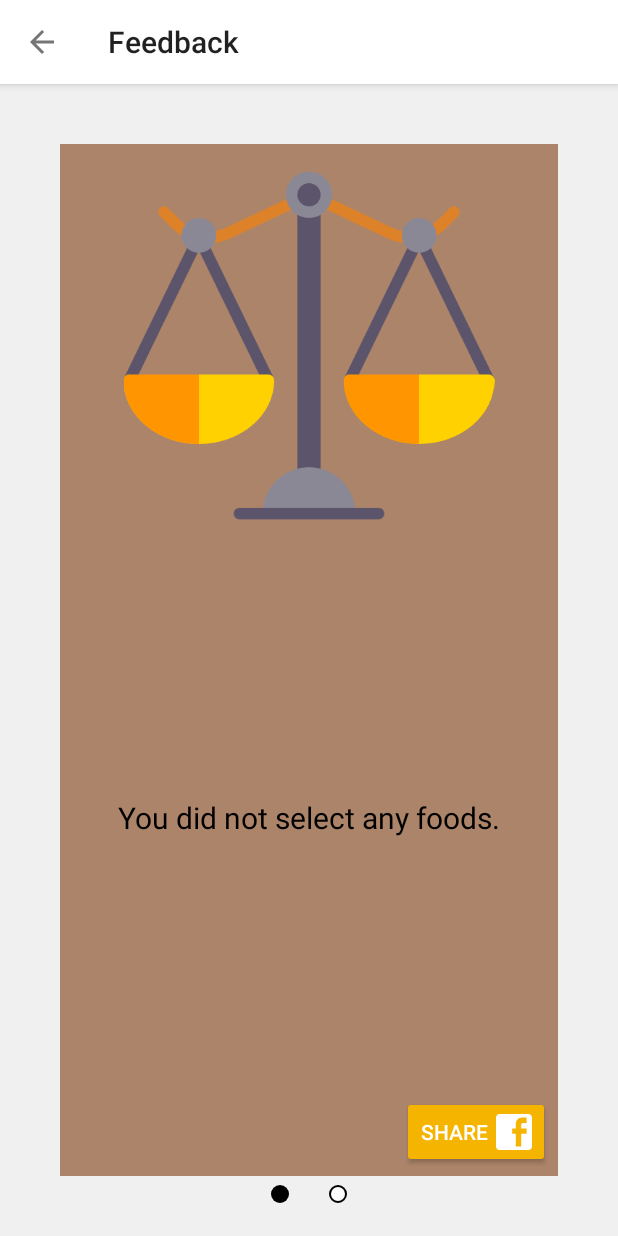
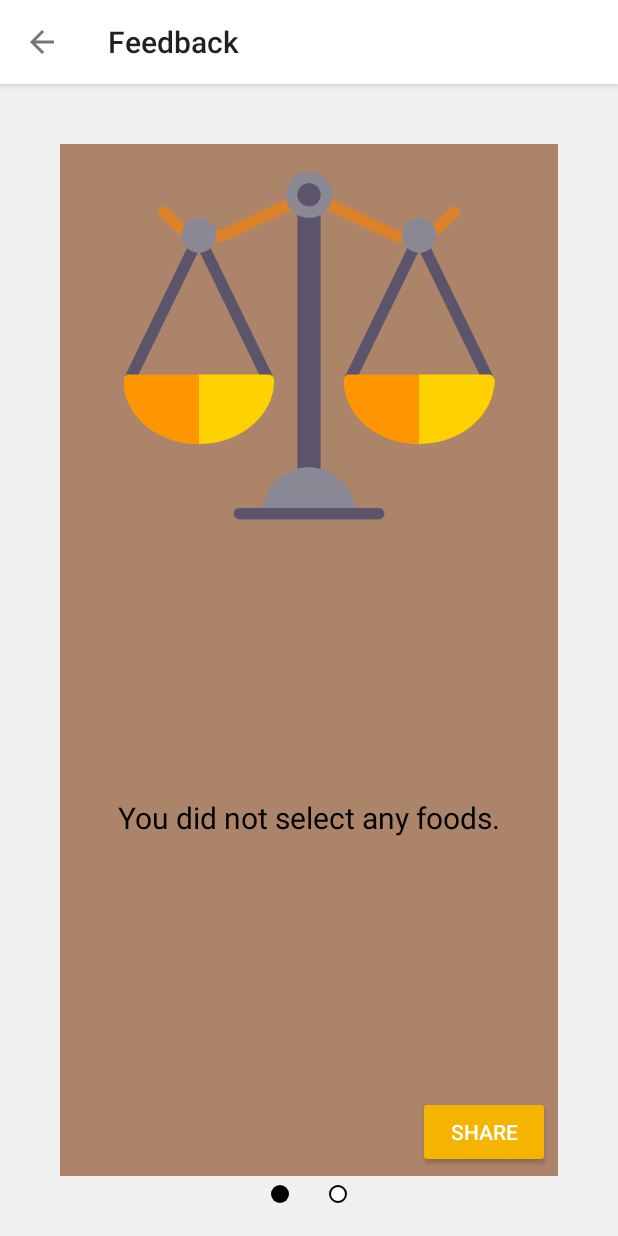
Before and after one commit to seherm/HappyBaby, an Android app: the FeedbackActivity screen opened directly, with no data from a screen before it, on a phone screen of 412 x 824 dp. Run offline under Robolectric (Android 15) with nearby library versions, the phone set to English and light mode, and no system bars; libraries missing offline, so code that uses them is left out: com.facebook, com.facebook.share; 2 statements that could not run were skipped.

Commit message:
removed fb logo since share is general

```diff
--- a/app/src/main/res/layout/feedback_item_layout.xml
+++ b/app/src/main/res/layout/feedback_item_layout.xml
@@ -33,7 +33,6 @@
         android:layout_height="wrap_content"
         android:layout_gravity="end"
         android:onClick="ShareFeedbackCard"
-        android:drawableRight="@drawable/ic_facebook_logo"
         android:drawablePadding="5dp"
         android:text="@string/share"/>
 
```
